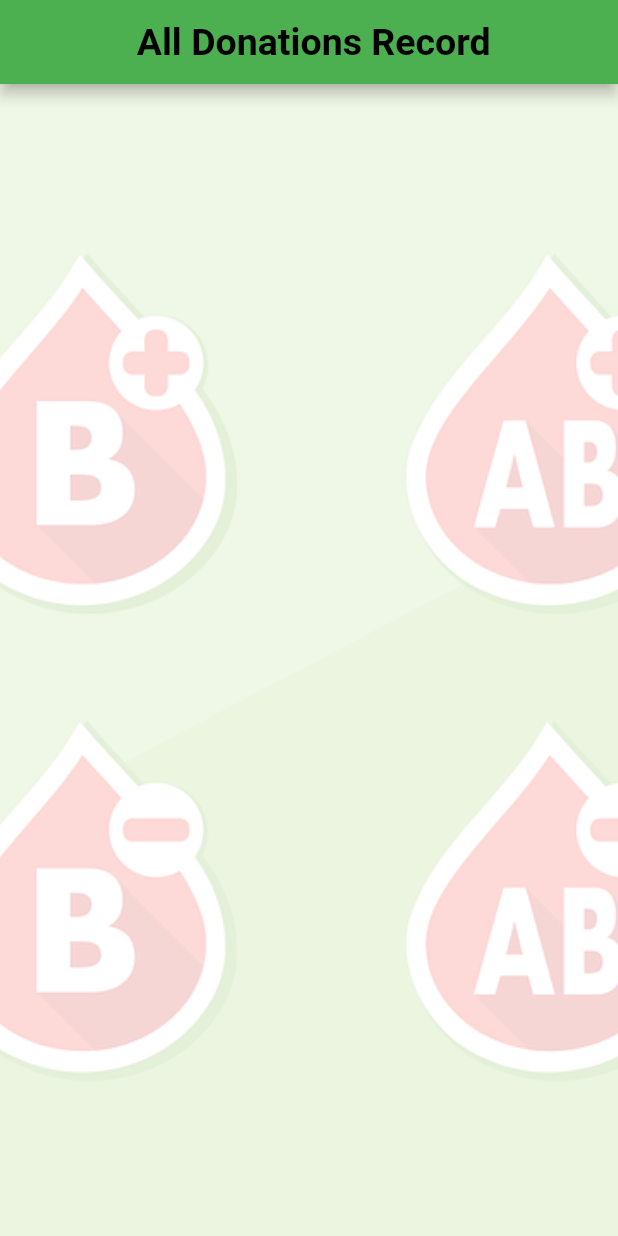
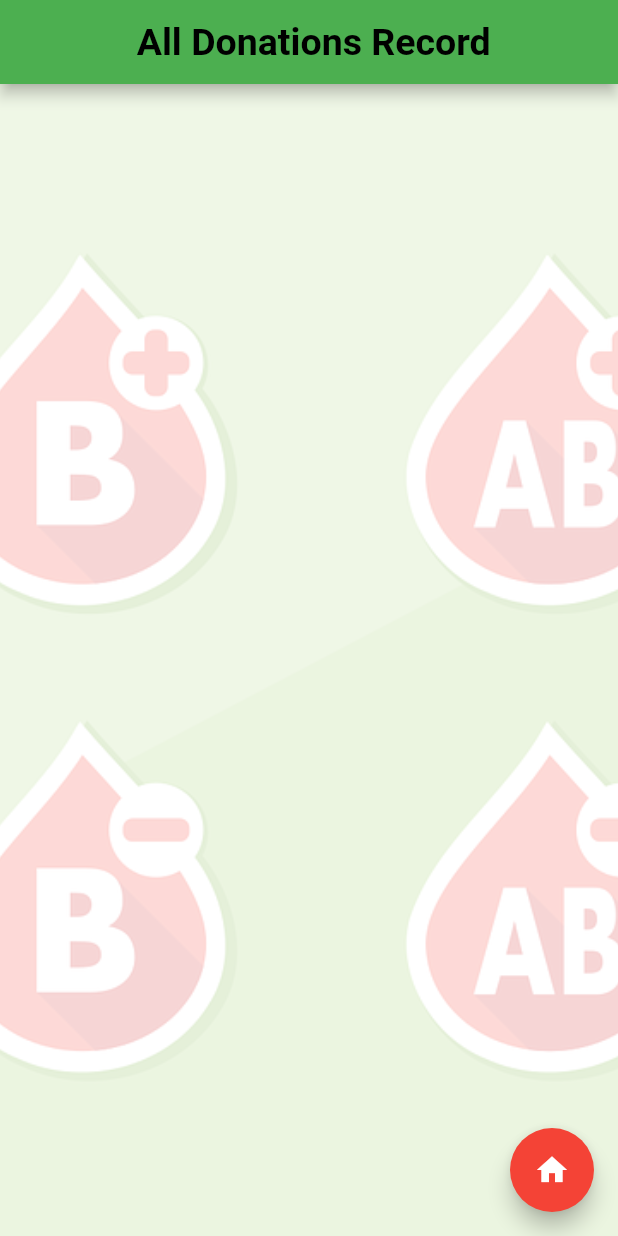
Before and after one commit to bilalahmad9/Donate_Blood_or_Anything, a Flutter app: the DonorContact screen opened directly, on a phone screen of 412 x 824 dp. Run offline on Flutter 3.47's test engine with Material 2 defaults, Android fonts, the phone set to English and light mode, and no system bars; our stand-ins replace cloud_firestore, firebase_auth, firebase_core, firebase_database, firebase_storage, flutter_spinkit and 1 more; missing offline and left inert: loading; accounts and stored records are empty.

Commit message:
home button add in Records

```diff
--- a/flutter_app/lib/DonorsPage.dart
+++ b/flutter_app/lib/DonorsPage.dart
@@ -1,4 +1,5 @@
 import 'package:flutter/material.dart';
+import 'DonateSelect.dart';
 
 class DonorContact extends StatefulWidget {
   @override
@@ -17,6 +18,14 @@ class _DonorContactState extends State<DonorContact> {
           style: TextStyle(
               color: Colors.black, fontSize: 25.0, fontWeight: FontWeight.bold),
         ),
+      ),
+      floatingActionButton: FloatingActionButton(
+        backgroundColor: Colors.red,
+        child: Icon(Icons.home),
+        onPressed: (){
+          Navigator.of(context).pushReplacement(
+              MaterialPageRoute(builder: (context) => donate()));
+        },
       ),
       //drawer: Drawer(
        // child: MainDrawer(),
```
